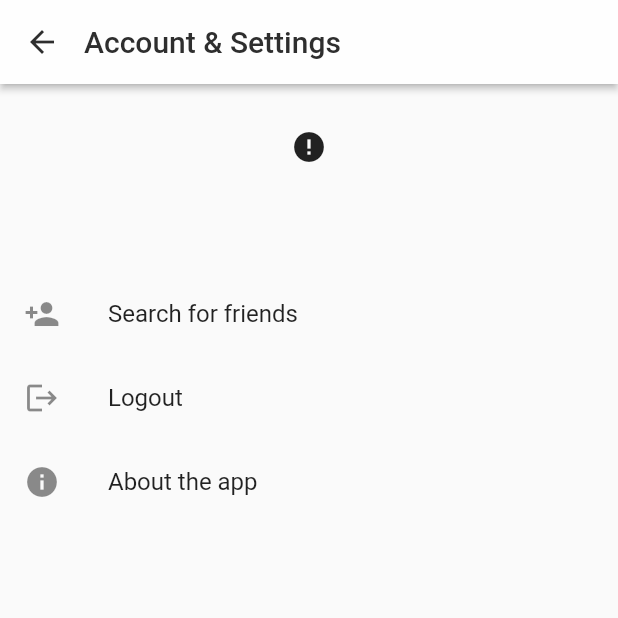
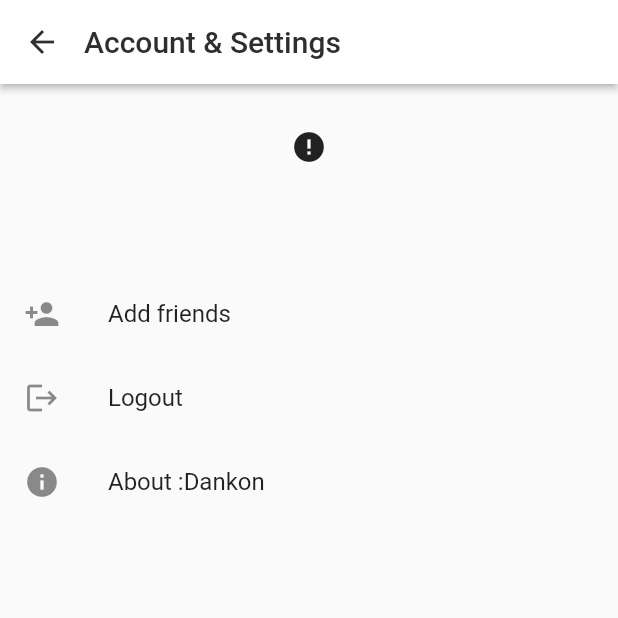
Before and after one commit to stanislaw-dera/dankon, a Flutter app: the SettingsScreen screen opened by its route, on a phone screen of 412 x 824 dp, the top half of it. Run offline on Flutter 3.47's test engine with Material 2 defaults, Android fonts, the phone set to English and light mode, and no system bars; drawn by our look-alikes of cached_network_image; our stand-ins replace badges, cloud_firestore, firebase_auth, firebase_core, firebase_database, firebase_messaging and 5 more; missing offline and left inert: paginate_firestore; accounts and stored records are empty; generated files the repository leaves out were written again; network calls fail.

Commit message:
Change names of settings

```diff
--- a/dankon_android/lib/screens/settings/settings.dart
+++ b/dankon_android/lib/screens/settings/settings.dart
@@ -32,7 +32,7 @@ class SettingsScreen extends StatelessWidget {
                 physics: const BouncingScrollPhysics(),
                 children: [
                   ListTile(
-                    title: const Text('Search for friends'),
+                    title: const Text('Add friends'),
                     leading: const Icon(Icons.person_add),
                     onTap: () {
                       Navigator.of(context).pushNamed("/search");
@@ -47,7 +47,7 @@ class SettingsScreen extends StatelessWidget {
                     },
                   ),
                   ListTile(
-                    title: const Text('About the app'),
+                    title: const Text('About :Dankon'),
                     leading: const Icon(Icons.info),
                     onTap: () {
                       showAboutDialog(context: context, applicationIcon: CircleAvatar(backgroundColor: Theme.of(context).primaryColor, backgroundImage: const AssetImage('assets/app_logo.png')), applicationVersion: dotenv.env['VERSION']);
```
